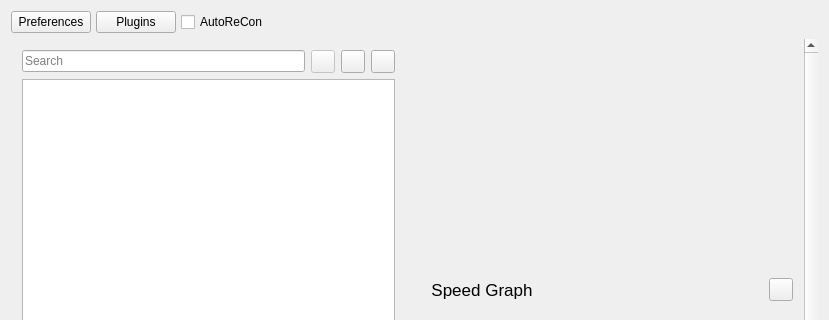
Before: the Qt Designer form src/ui/windows/w_MainWindow.ui in nopreq/Qv2ray, drawn with Qt 5; both pictures show x 0 to 829 and y 0 to 320 of the 829 by 697 pixel window.
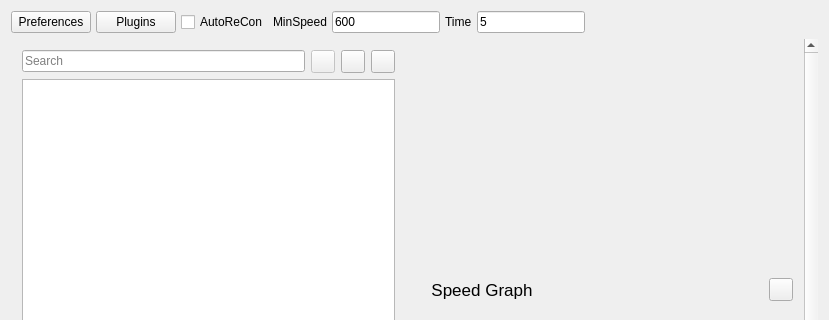
After: the same form once the commit is applied. Icons and pictures are not drawn.

What changed in the file:
```diff
--- a/src/ui/windows/w_MainWindow.ui
+++ b/src/ui/windows/w_MainWindow.ui
@@ -22,7 +22,7 @@
   <widget class="QWidget" name="centralWidget">
    <layout class="QVBoxLayout" name="verticalLayout_2" stretch="0,1,0">
     <item>
-     <layout class="QHBoxLayout" name="horizontalLayout" stretch="0,0,0,0">
+     <layout class="QHBoxLayout" name="horizontalLayout" stretch="0,0,0,0,0,0,0,0">
       <property name="spacing">
        <number>5</number>
       </property>
@@ -47,6 +47,46 @@
         </property>
        </widget>
       </item>
+      <item>
+       <widget class="QLabel" name="label">
+        <property name="text">
+         <string>MinSpeed</string>
+        </property>
+       </widget>
+      </item>
+      <item>
+       <widget class="QLineEdit" name="minSpeedText">
+        <property name="sizePolicy">
+         <sizepolicy hsizetype="Preferred" vsizetype="Fixed">
+          <horstretch>0</horstretch>
+          <verstretch>0</verstretch>
+         </sizepolicy>
+        </property>
+        <property name="text">
+         <string>600</string>
+        </property>
+       </widget>
+      </item>
+      <item>
+       <widget class="QLabel" name="label_2">
+        <property name="text">
+         <string>Time</string>
+        </property>
+       </widget>
+      </item>
+      <item>
+       <widget class="QLineEdit" name="timeToAddText">
+        <property name="sizePolicy">
+         <sizepolicy hsizetype="Preferred" vsizetype="Fixed">
+          <horstretch>0</horstretch>
+          <verstretch>0</verstretch>
+         </sizepolicy>
+        </property>
+        <property name="text">
+         <string>5</string>
+        </property>
+       </widget>
+      </item>
       <item>
        <spacer name="horizontalSpacer">
         <property name="orientation">
```
